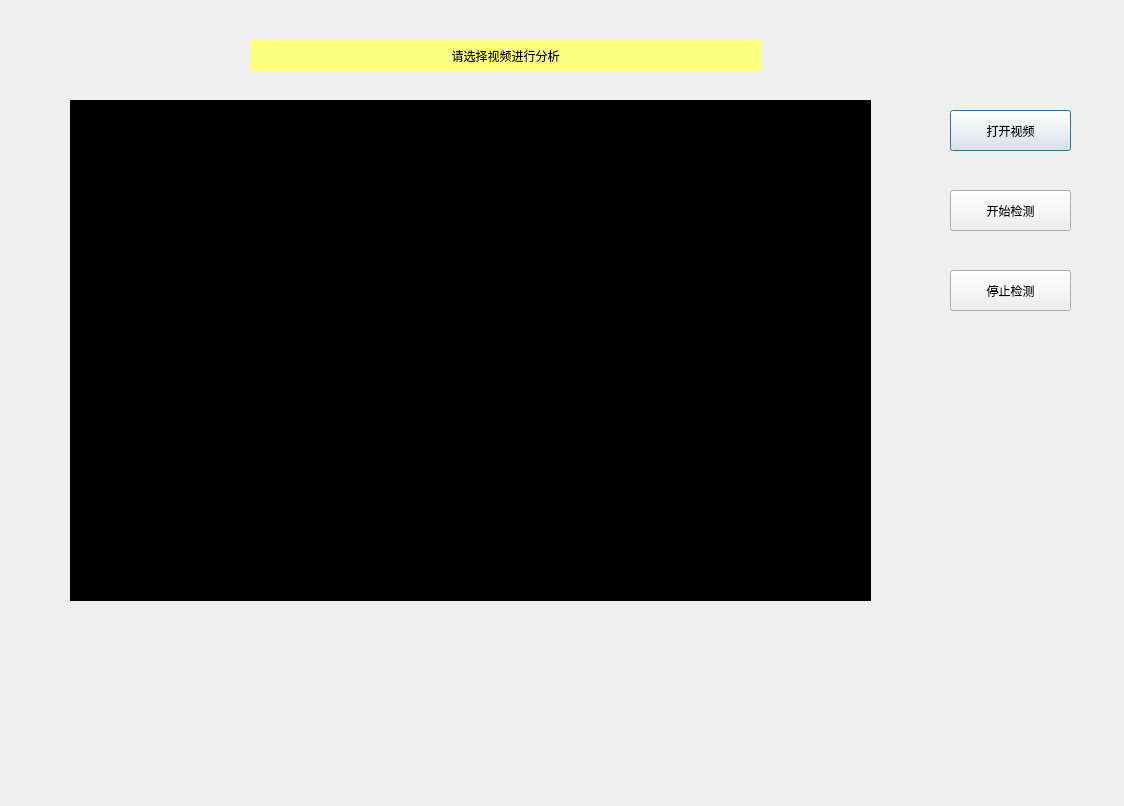
Before: the Qt Designer form GUI/gui.ui in zcharon/Smart-Transportation-System, drawn with Qt 5.
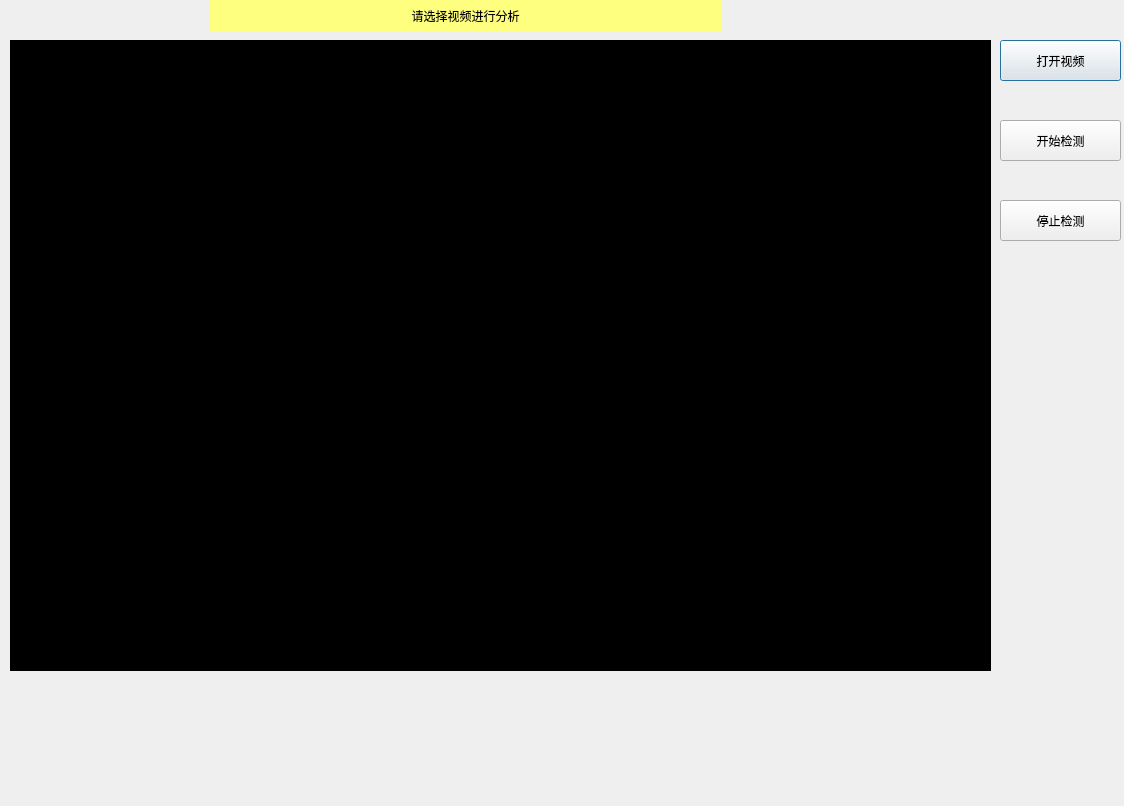
After: the same form once the commit is applied.

The edit to the form file:
```diff
--- a/GUI/gui.ui
+++ b/GUI/gui.ui
@@ -16,8 +16,8 @@
   <widget class="QPushButton" name="open_video_btn">
    <property name="geometry">
     <rect>
-     <x>950</x>
-     <y>110</y>
+     <x>1000</x>
+     <y>40</y>
      <width>121</width>
      <height>41</height>
     </rect>
@@ -32,8 +32,8 @@
   <widget class="QPushButton" name="go_detect_btn">
    <property name="geometry">
     <rect>
-     <x>950</x>
-     <y>190</y>
+     <x>1000</x>
+     <y>120</y>
      <width>121</width>
      <height>41</height>
     </rect>
@@ -45,8 +45,8 @@
   <widget class="QPushButton" name="stop_detect_btn">
    <property name="geometry">
     <rect>
-     <x>950</x>
-     <y>270</y>
+     <x>1000</x>
+     <y>200</y>
      <width>121</width>
      <height>41</height>
     </rect>
@@ -58,8 +58,8 @@
   <widget class="QLabel" name="label_head">
    <property name="geometry">
     <rect>
-     <x>250</x>
-     <y>40</y>
+     <x>210</x>
+     <y>0</y>
      <width>511</width>
      <height>31</height>
     </rect>
@@ -82,10 +82,10 @@
    </property>
    <property name="geometry">
     <rect>
-     <x>70</x>
-     <y>100</y>
-     <width>801</width>
-     <height>501</height>
+     <x>10</x>
+     <y>40</y>
+     <width>981</width>
+     <height>631</height>
     </rect>
    </property>
    <property name="mouseTracking">
@@ -102,8 +102,8 @@
   <widget class="QLabel" name="event_x">
    <property name="geometry">
     <rect>
-     <x>780</x>
-     <y>40</y>
+     <x>730</x>
+     <y>0</y>
      <width>71</width>
      <height>21</height>
     </rect>
```
Left out of the diff: 48 changed lines with no effect on the pictures.
